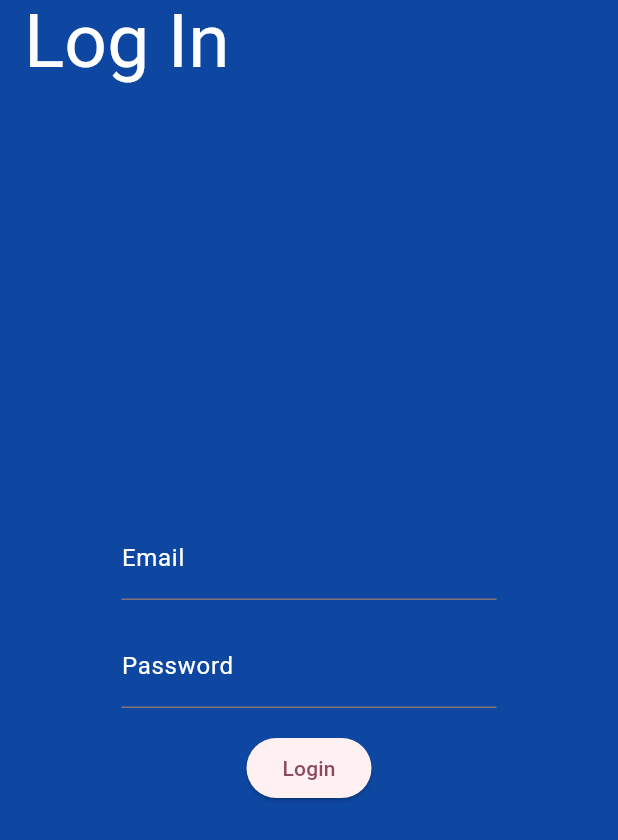
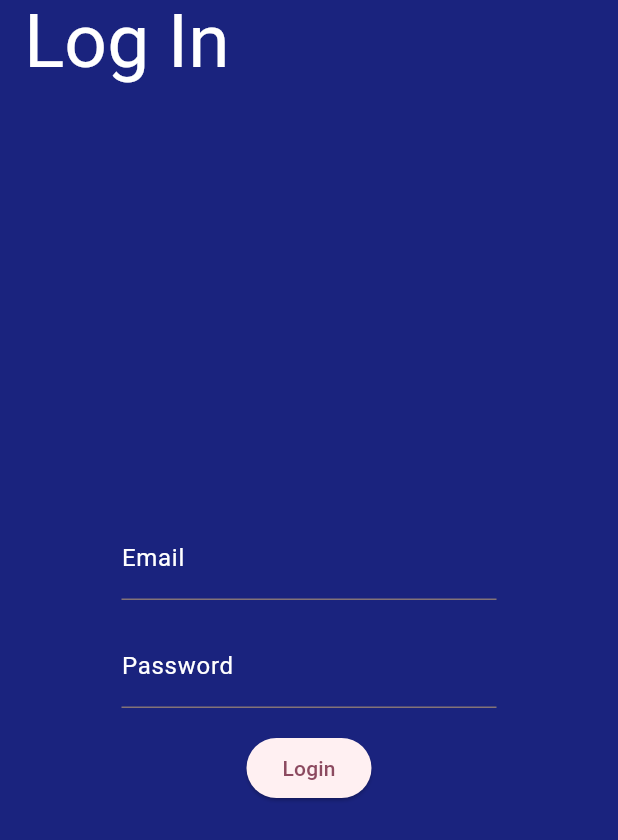
Before and after one commit to raphaelpalacio/CS370Project, a Flutter app: the screen it shows after launch, on a phone screen of 412 x 824 dp. Shown: the top 840 px of the screen. Run offline on Flutter 3.47's test engine with Material 3 defaults, Android fonts, the phone set to English and light mode, and no system bars; Roboto replaces fonts that are missing (Lucida).

Commit message:
login page
changed background color

```diff
--- a/login_page/lib/main.dart
+++ b/login_page/lib/main.dart
@@ -41,12 +41,12 @@ class _MyHomePageState extends State<MyHomePage> {
   Widget build(BuildContext context) {
     return Scaffold(
       appBar: AppBar(
-        backgroundColor: Colors.blue[900],
+        backgroundColor: Colors.indigo[900],
         title: Text(widget.title),
       ),
 
       body: Container( // Wrap Scaffold with Container
-      color: Colors.blue[900],
+      color: Colors.indigo[900],
         child: Center(
           child: Column(
             mainAxisAlignment: MainAxisAlignment.center,
```
